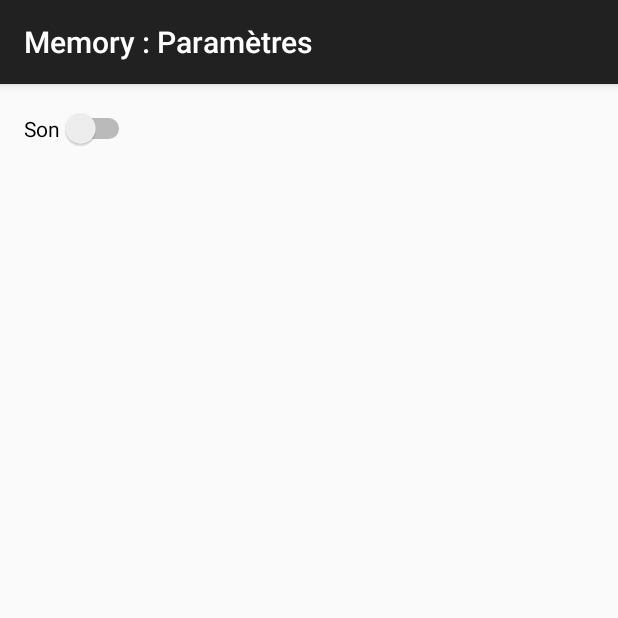
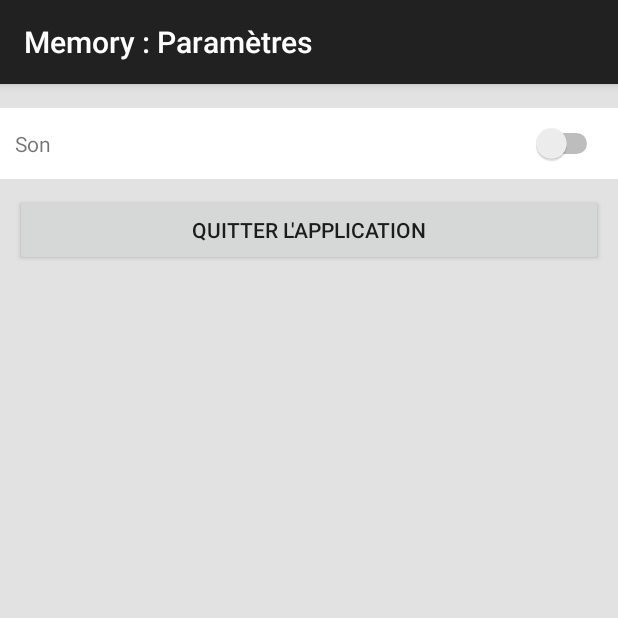
Before and after one commit to svandycke/AndroidMemory, an Android app: the screen it shows after launch (SettingsActivity), after a tap on "PARAMÈTRES", on a phone screen of 412 x 824 dp, the top half of it. Run offline under Robolectric (Android 15) with nearby library versions, the light colour scheme and no system bars.

Commit message:
Création du menu pour régler le son et du bouton pour quitter l'application

```diff
--- a/app/src/main/java/com/example/steve/memory/MainActivity.java
+++ b/app/src/main/java/com/example/steve/memory/MainActivity.java
@@ -20,6 +20,12 @@ public class MainActivity extends AppCompatActivity {
         // Récupération de l'ID du bouton "Setting" et assignation de la fonction
         Button btnSettings = (Button) findViewById(R.id.settings);
         btnSettings.setOnClickListener(settings);
+
+
+        if( getIntent().getBooleanExtra("Exit me", false)){
+            finish();
+            return;
+        }
     }
 
     // Fonction qui démarre l'activé "Settings"
--- a/app/src/main/java/com/example/steve/memory/SettingsActivity.java
+++ b/app/src/main/java/com/example/steve/memory/SettingsActivity.java
@@ -1,7 +1,10 @@
 package com.example.steve.memory;
 
+import android.content.Intent;
 import android.support.v7.app.AppCompatActivity;
 import android.os.Bundle;
+import android.view.View;
+import android.widget.Button;
 
 public class SettingsActivity extends AppCompatActivity {
 
@@ -12,5 +15,22 @@ public class SettingsActivity extends AppCompatActivity {
 
         // Définition du titre de l'activité
         this.setTitle("Memory : Paramètres");
+
+        // Récupération de l'ID du bouton "Quitter l'application" et assignation de la fonction
+        Button btnSettings = (Button) findViewById(R.id.ExitApplication);
+        btnSettings.setOnClickListener(exitApplication);
+
     }
+
+    // Fonction qui quitte l'application
+    View.OnClickListener exitApplication = new View.OnClickListener() {
+        public void onClick(View v) {
+
+            Intent intent = new Intent(SettingsActivity.this, MainActivity.class);
+            intent.setFlags(Intent.FLAG_ACTIVITY_CLEAR_TOP);
+            intent.putExtra("Exit me", true);
+            startActivity(intent);
+            finish();
+        }
+    };
 }
--- a/app/src/main/res/layout/activity_settings.xml
+++ b/app/src/main/res/layout/activity_settings.xml
@@ -5,10 +5,9 @@
     android:layout_width="match_parent"
     android:layout_height="match_parent"
     android:paddingBottom="@dimen/activity_vertical_margin"
-    android:paddingLeft="@dimen/activity_horizontal_margin"
-    android:paddingRight="@dimen/activity_horizontal_margin"
     android:paddingTop="@dimen/activity_vertical_margin"
-    tools:context="com.example.steve.memory.SettingsActivity">
+    tools:context="com.example.steve.memory.SettingsActivity"
+    android:background="@color/backgroundActivityGrey">
 
     <TableLayout
         android:layout_width="match_parent"
@@ -19,13 +18,38 @@
 
         <TableRow
             android:layout_width="match_parent"
-            android:layout_height="match_parent">
-            <Switch
+            android:layout_height="match_parent"
+            android:background="@android:color/background_light"
+            android:padding="10dp">
+
+            <TextView
                 android:text="Son"
                 android:layout_width="wrap_content"
                 android:layout_height="wrap_content"
+                android:id="@+id/textView2"
+                android:layout_weight="0.9"/>
+
+            <Switch
+                android:layout_width="wrap_content"
+                android:layout_height="wrap_content"
                 android:id="@+id/switch1"
-                android:switchMinWidth="50dp" />
+                android:layout_weight="0.9"/>
+
+        </TableRow>
+
+        <TableRow
+            android:layout_width="match_parent"
+            android:layout_height="match_parent"
+            android:padding="10dp">
+
+            <Button
+                android:text="Quitter l'application"
+                android:layout_width="wrap_content"
+                android:layout_height="wrap_content"
+                android:id="@+id/ExitApplication"
+                android:layout_weight="1"
+                />
+
         </TableRow>
     </TableLayout>
 </RelativeLayout>
--- a/app/src/main/res/values/colors.xml
+++ b/app/src/main/res/values/colors.xml
@@ -3,4 +3,5 @@
     <color name="colorPrimary">#3F51B5</color>
     <color name="colorPrimaryDark">#303F9F</color>
     <color name="colorAccent">#FF4081</color>
+    <color name="backgroundActivityGrey">#e2e2e2</color>
 </resources>
```
